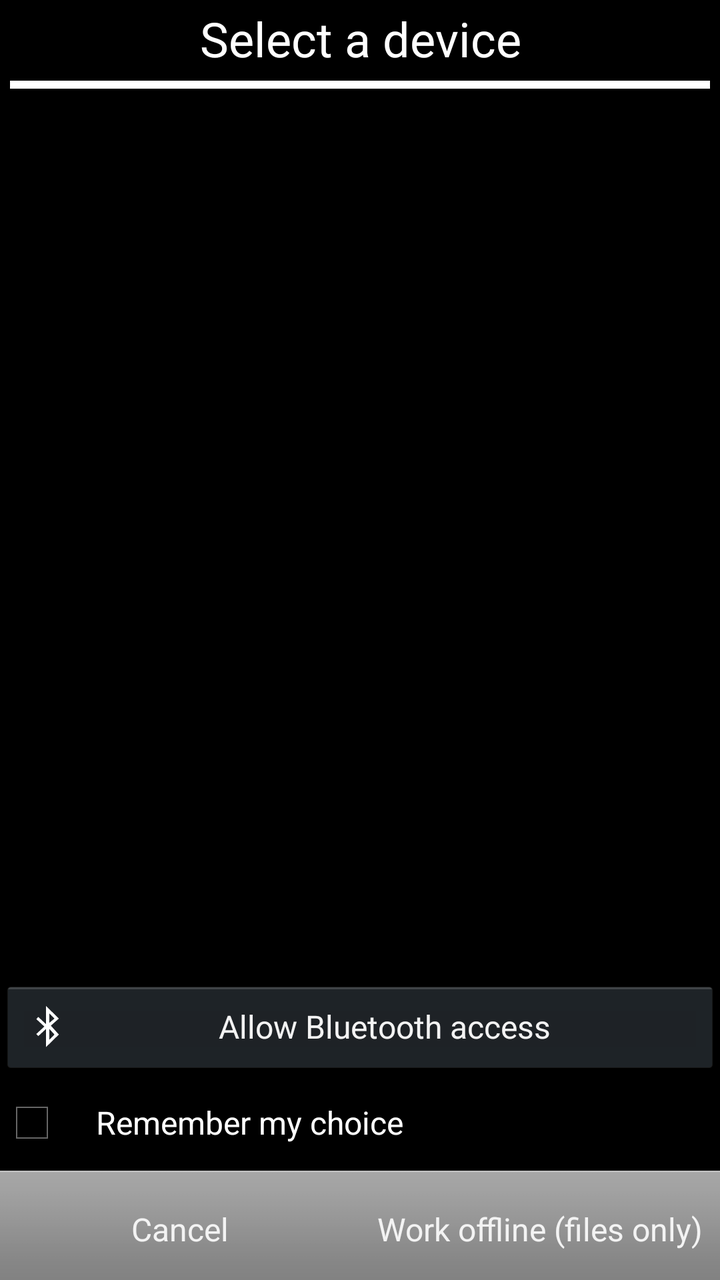
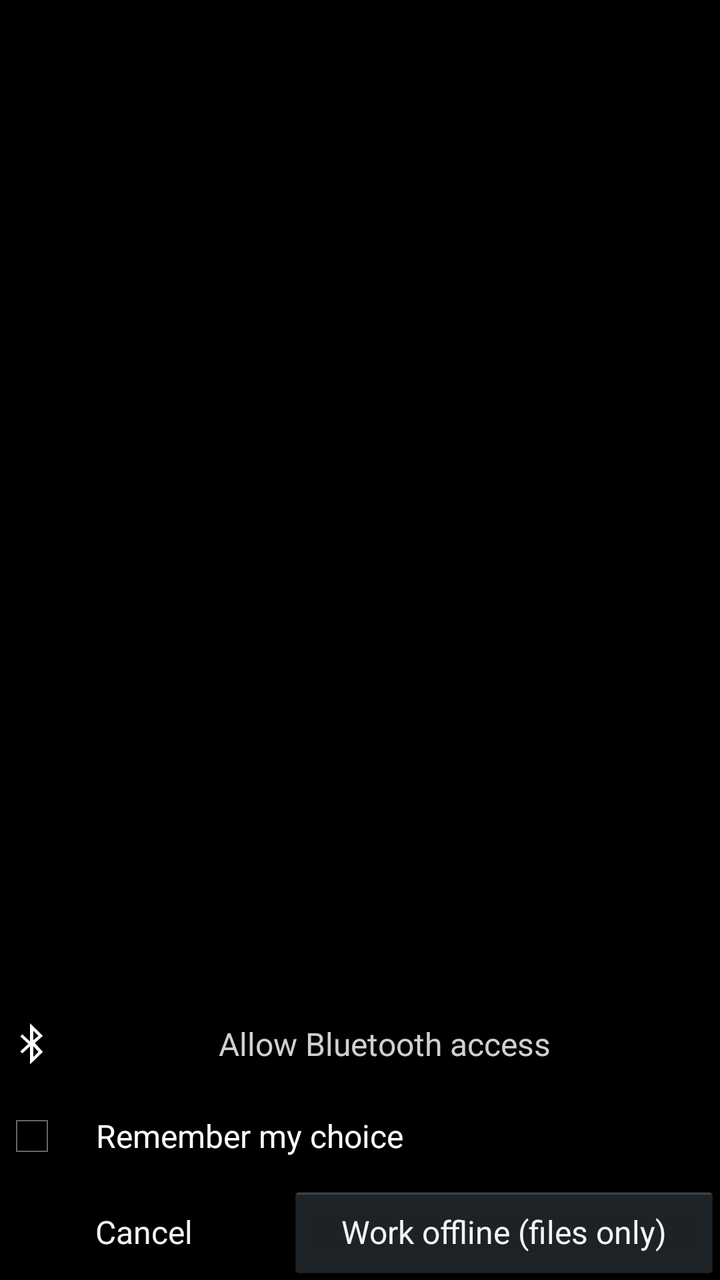

The first picture is an Android layout as it rendered before a commit; the second is the same layout after the commit. The layout source and the unified diff follow.
<!-- AndroidManifest.xml: application theme AppTheme -->
<!-- res/layout/activity_atom_spectra_device_select.xml -->
<?xml version="1.0" encoding="utf-8"?>
<androidx.constraintlayout.widget.ConstraintLayout xmlns:android="http://schemas.android.com/apk/res/android"
    xmlns:app="http://schemas.android.com/apk/res-auto"
    xmlns:tools="http://schemas.android.com/tools"
    android:layout_width="match_parent"
    android:layout_height="match_parent"
    android:background="#000000"
    tools:context=".AtomSpectraDeviceSelect">

    <TextView
        android:id="@+id/textCaption"
        android:layout_width="match_parent"
        android:layout_height="wrap_content"
        android:layout_marginTop="3dp"
        android:layout_marginBottom="3dp"
        android:gravity="center"
        android:text="@string/device_select_title"
        android:textColor="#FFFFFF"
        android:textSize="24dp"
        app:layout_constraintEnd_toEndOf="parent"
        app:layout_constraintStart_toStartOf="parent"
        app:layout_constraintTop_toTopOf="parent" />

    <View
        android:id="@+id/divider"
        android:layout_width="match_parent"
        android:layout_height="4dp"
        android:layout_margin="5dp"
        android:background="#FFFFFF"
        app:layout_constraintEnd_toEndOf="parent"
        app:layout_constraintStart_toStartOf="parent"
        app:layout_constraintTop_toBottomOf="@id/textCaption" />

    <TextView
        android:id="@+id/statusText"
        android:layout_width="match_parent"
        android:layout_height="wrap_content"
        android:gravity="center"
        android:padding="8dp"
        android:text="@string/device_select_connecting"
        android:textColor="#FFA629"
        android:textSize="16dp"
        android:accessibilityLiveRegion="polite"
        android:visibility="invisible"
        app:layout_constraintEnd_toEndOf="parent"
        app:layout_constraintStart_toStartOf="parent"
        app:layout_constraintBottom_toTopOf="@id/bluetoothControls" />

    <LinearLayout
        android:id="@+id/bluetoothControls"
        android:layout_width="0dp"
        android:layout_height="wrap_content"
        android:orientation="vertical"
        app:layout_constraintStart_toStartOf="parent"
        app:layout_constraintEnd_toEndOf="parent"
        app:layout_constraintBottom_toTopOf="@id/rememberChoice">

        <TextView
            android:id="@+id/bluetoothWarning"
            android:layout_width="match_parent"
            android:layout_height="wrap_content"
            android:padding="8dp"
            android:minLines="2"
            android:text="@string/bluetooth_scan_failed"
            android:textColor="#FFA629"
            android:textSize="14dp"
            android:accessibilityLiveRegion="polite"
            android:visibility="invisible" />

        <Button
            android:id="@+id/bluetoothAction"
            android:layout_width="match_parent"
            android:layout_height="wrap_content"
            android:minHeight="48dp"
            android:drawableStart="@android:drawable/stat_sys_data_bluetooth"
            android:textSize="16dp"
            android:text="@string/bluetooth_allow" />
    </LinearLayout>

    <ScrollView
        android:id="@+id/deviceListScroll"
        android:layout_width="0dp"
        android:layout_height="0dp"
        app:layout_constraintBottom_toTopOf="@id/statusText"
        app:layout_constraintEnd_toEndOf="parent"
        app:layout_constraintStart_toStartOf="parent"
        app:layout_constraintTop_toBottomOf="@id/divider">

        <LinearLayout
            android:id="@+id/deviceList"
            android:layout_width="match_parent"
            android:layout_height="wrap_content"
            android:orientation="vertical" />
    </ScrollView>

    <CheckBox
        android:id="@+id/rememberChoice"
        android:layout_width="0dp"
        android:layout_height="wrap_content"
        android:minHeight="48dp"
        android:paddingStart="16dp"
        android:paddingEnd="16dp"
        android:buttonTint="#FFFFFF"
        android:saveEnabled="false"
        android:text="@string/device_select_remember"
        android:textColor="#FFFFFF"
        android:textSize="16dp"
        app:layout_constraintBottom_toTopOf="@+id/buttons"
        app:layout_constraintEnd_toEndOf="parent"
        app:layout_constraintStart_toStartOf="parent" />

    <LinearLayout
        android:id="@+id/buttons"
        android:layout_width="0dp"
        android:layout_height="wrap_content"
        android:baselineAligned="false"
        android:orientation="horizontal"
        app:layout_constraintBottom_toBottomOf="parent"
        app:layout_constraintEnd_toEndOf="parent"
        app:layout_constraintStart_toStartOf="parent">

        <Button
            android:id="@+id/cancelButton"
            style="@android:style/ButtonBar"
            android:layout_width="0dp"
            android:layout_height="match_parent"
            android:layout_weight="1"
            android:minHeight="48dp"
            android:textSize="16dp"
            android:text="@android:string/cancel" />

        <Button
            android:id="@+id/offlineButton"
            style="@android:style/ButtonBar"
            android:layout_width="0dp"
            android:layout_height="match_parent"
            android:layout_weight="1"
            android:minHeight="48dp"
            android:textSize="16dp"
            android:text="@string/device_select_offline" />
    </LinearLayout>

</androidx.constraintlayout.widget.ConstraintLayout>
<!-- resources referenced by this layout -->
<resources>
  <string name="bluetooth_allow">Allow Bluetooth access</string>
  <string name="bluetooth_scan_failed">Bluetooth discovery failed</string>
  <string name="device_select_connecting">Connecting…</string>
  <string name="device_select_offline">Work offline (files only)</string>
  <string name="device_select_remember">Remember my choice</string>
  <string name="device_select_title">Select a device</string>
  <style name="AppTheme" parent="AppBaseTheme">
          <item name="android:colorPrimary">@color/color_main</item>
          <item name="android:textColor">@color/color_main</item>
          <item name="android:colorAccent">@color/color_main</item>
          
  
      </style>
  <style name="AppBaseTheme" parent="android:Theme.Holo">
          
      </style>
</resources>

<!-- the commit's change to res/layout/activity_atom_spectra_device_select.xml (unified diff, before → after) -->
@@ -6,30 +6,6 @@
     android:layout_height="match_parent"
     android:background="#000000"
     tools:context=".AtomSpectraDeviceSelect">
-
-    <TextView
-        android:id="@+id/textCaption"
-        android:layout_width="match_parent"
-        android:layout_height="wrap_content"
-        android:layout_marginTop="3dp"
-        android:layout_marginBottom="3dp"
-        android:gravity="center"
-        android:text="@string/device_select_title"
-        android:textColor="#FFFFFF"
-        android:textSize="24dp"
-        app:layout_constraintEnd_toEndOf="parent"
-        app:layout_constraintStart_toStartOf="parent"
-        app:layout_constraintTop_toTopOf="parent" />
-
-    <View
-        android:id="@+id/divider"
-        android:layout_width="match_parent"
-        android:layout_height="4dp"
-        android:layout_margin="5dp"
-        android:background="#FFFFFF"
-        app:layout_constraintEnd_toEndOf="parent"
-        app:layout_constraintStart_toStartOf="parent"
-        app:layout_constraintTop_toBottomOf="@id/textCaption" />
 
     <TextView
         android:id="@+id/statusText"
@@ -69,10 +45,12 @@
 
         <Button
             android:id="@+id/bluetoothAction"
+            style="?android:attr/borderlessButtonStyle"
             android:layout_width="match_parent"
             android:layout_height="wrap_content"
-            android:minHeight="48dp"
+            android:minHeight="44dp"
             android:drawableStart="@android:drawable/stat_sys_data_bluetooth"
+            android:textColor="#D0D0D0"
             android:textSize="16dp"
             android:text="@string/bluetooth_allow" />
     </LinearLayout>
@@ -81,10 +59,13 @@
         android:id="@+id/deviceListScroll"
         android:layout_width="0dp"
         android:layout_height="0dp"
+        android:clipToPadding="false"
+        android:paddingStart="8dp"
+        android:paddingEnd="8dp"
         app:layout_constraintBottom_toTopOf="@id/statusText"
         app:layout_constraintEnd_toEndOf="parent"
         app:layout_constraintStart_toStartOf="parent"
-        app:layout_constraintTop_toBottomOf="@id/divider">
+        app:layout_constraintTop_toTopOf="parent">
 
         <LinearLayout
             android:id="@+id/deviceList"
@@ -121,20 +102,20 @@
 
         <Button
             android:id="@+id/cancelButton"
-            style="@android:style/ButtonBar"
+            style="?android:attr/borderlessButtonStyle"
             android:layout_width="0dp"
             android:layout_height="match_parent"
-            android:layout_weight="1"
+            android:layout_weight="0.8"
             android:minHeight="48dp"
             android:textSize="16dp"
             android:text="@android:string/cancel" />
 
         <Button
             android:id="@+id/offlineButton"
-            style="@android:style/ButtonBar"
+            style="?android:attr/buttonStyle"
             android:layout_width="0dp"
             android:layout_height="match_parent"
-            android:layout_weight="1"
+            android:layout_weight="1.2"
             android:minHeight="48dp"
             android:textSize="16dp"
             android:text="@string/device_select_offline" />
<!-- resource entries referenced after the edit -->
@@ -5,7 +5,6 @@
   <string name="device_select_connecting">Connecting…</string>
   <string name="device_select_offline">Work offline (files only)</string>
   <string name="device_select_remember">Remember my choice</string>
-  <string name="device_select_title">Select a device</string>
   <style name="AppTheme" parent="AppBaseTheme">
           <item name="android:colorPrimary">@color/color_main</item>
           <item name="android:textColor">@color/color_main</item>
